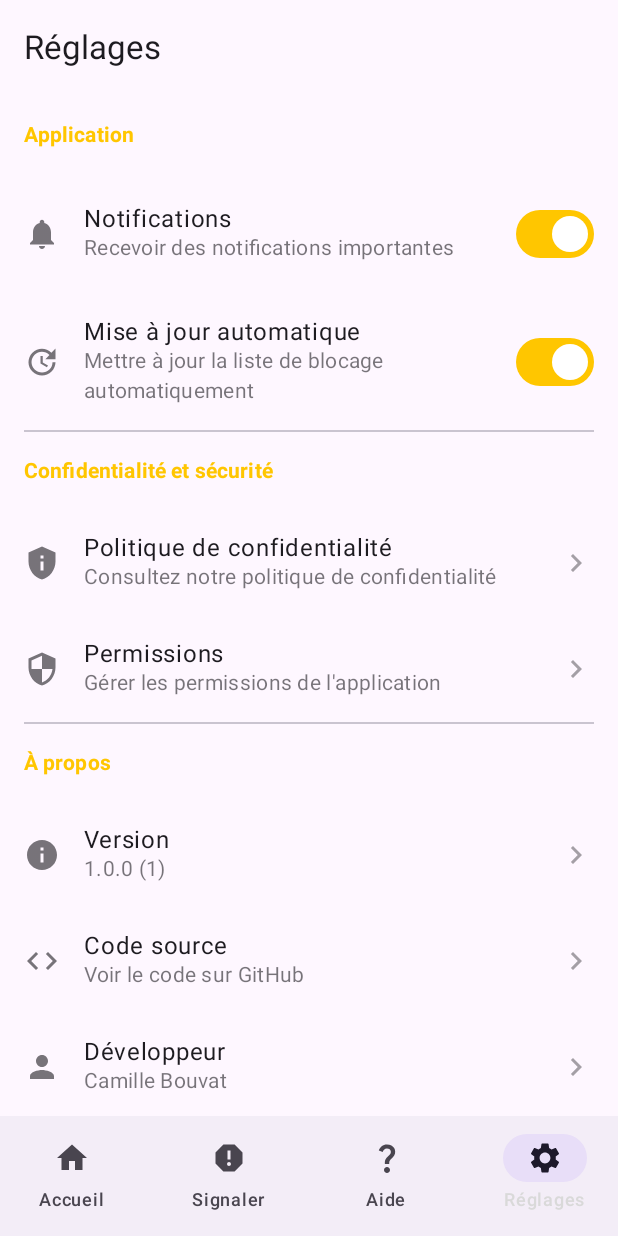
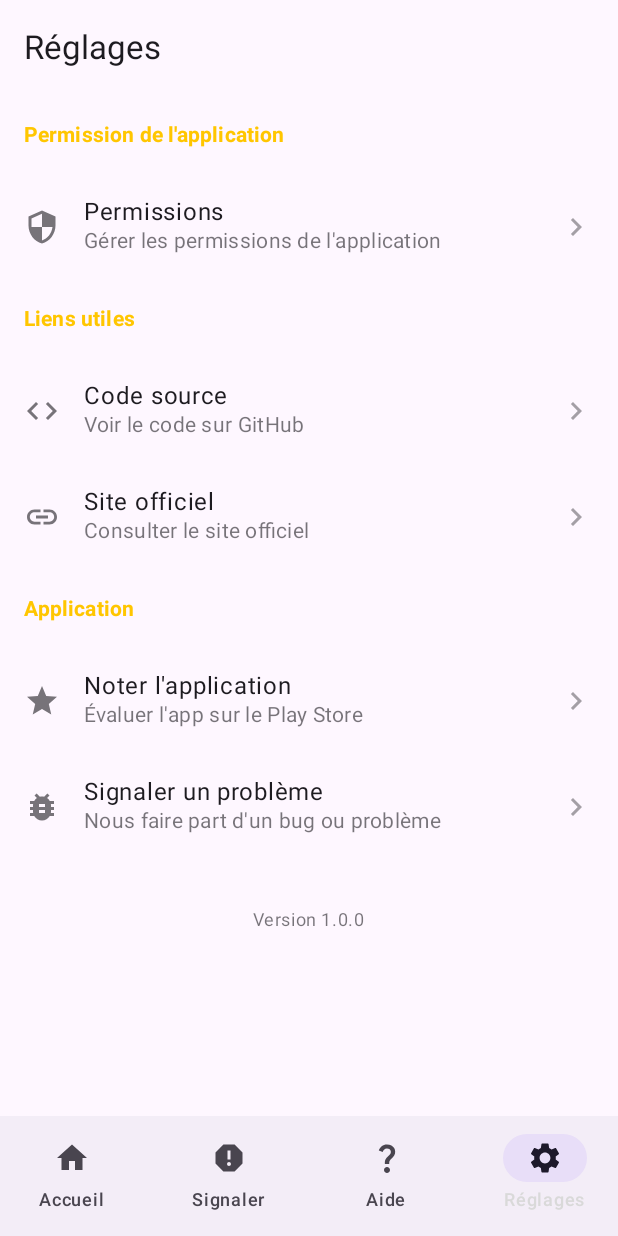
Before and after one commit to cbouvat/saracroche-android, an Android app built with Jetpack Compose: the SettingsScreen screen opened through its navigation route, on a phone screen of 412 x 824 dp. Run offline under Robolectric (Android 15) with nearby library versions, the phone set to English and light mode, and no system bars.

Commit message:
Refactor SettingsScreen update layout structure and improve section organization

```diff
--- a/app/src/main/java/com/cbouvat/android/saracroche/ui/settings/SettingsScreen.kt
+++ b/app/src/main/java/com/cbouvat/android/saracroche/ui/settings/SettingsScreen.kt
@@ -4,26 +4,54 @@ import android.content.Context
 import android.content.Intent
 import android.net.Uri
 import androidx.compose.foundation.clickable
-import androidx.compose.foundation.layout.*
+import androidx.compose.foundation.layout.Box
+import androidx.compose.foundation.layout.Column
+import androidx.compose.foundation.layout.Row
+import androidx.compose.foundation.layout.Spacer
+import androidx.compose.foundation.layout.fillMaxSize
+import androidx.compose.foundation.layout.fillMaxWidth
+import androidx.compose.foundation.layout.height
+import androidx.compose.foundation.layout.padding
+import androidx.compose.foundation.layout.size
+import androidx.compose.foundation.layout.width
 import androidx.compose.foundation.rememberScrollState
 import androidx.compose.foundation.verticalScroll
 import androidx.compose.material.icons.Icons
-import androidx.compose.material.icons.filled.*
-import androidx.compose.material3.*
-import androidx.compose.runtime.*
+import androidx.compose.material.icons.filled.BugReport
+import androidx.compose.material.icons.filled.ChevronRight
+import androidx.compose.material.icons.filled.Code
+import androidx.compose.material.icons.filled.Favorite
+import androidx.compose.material.icons.filled.Info
+import androidx.compose.material.icons.filled.Link
+import androidx.compose.material.icons.filled.Person
+import androidx.compose.material.icons.filled.PrivacyTip
+import androidx.compose.material.icons.filled.Security
+import androidx.compose.material.icons.filled.Star
+import androidx.compose.material3.ExperimentalMaterial3Api
+import androidx.compose.material3.HorizontalDivider
+import androidx.compose.material3.Icon
+import androidx.compose.material3.MaterialTheme
+import androidx.compose.material3.Scaffold
+import androidx.compose.material3.Switch
+import androidx.compose.material3.Text
+import androidx.compose.material3.TopAppBar
+import androidx.compose.runtime.Composable
+import androidx.compose.runtime.getValue
+import androidx.compose.runtime.mutableStateOf
+import androidx.compose.runtime.remember
+import androidx.compose.runtime.setValue
 import androidx.compose.ui.Alignment
 import androidx.compose.ui.Modifier
 import androidx.compose.ui.platform.LocalContext
 import androidx.compose.ui.text.font.FontWeight
 import androidx.compose.ui.unit.dp
+import com.cbouvat.android.saracroche.utils.BlockedNumbersManager
 
 @OptIn(ExperimentalMaterial3Api::class)
 @Composable
 fun SettingsScreen() {
     val scrollState = rememberScrollState()
     val context = LocalContext.current
-  var notificationsEnabled by remember { mutableStateOf(true) }
-  var autoUpdateEnabled by remember { mutableStateOf(true) }
 
     Scaffold(
         topBar = {
@@ -38,39 +66,10 @@ fun SettingsScreen() {
                 .padding(paddingValues)
                 .verticalScroll(scrollState)
         ) {
-      // App Settings Section
+            // Permission Section
             SettingsSection(
-        title = "Application",
+                title = "Permission de l'application",
                 items = listOf(
-          SettingsItem.Switch(
-            title = "Notifications",
-            subtitle = "Recevoir des notifications importantes",
-            icon = Icons.Default.Notifications,
-            checked = notificationsEnabled,
-            onCheckedChange = { notificationsEnabled = it }
-          ),
-          SettingsItem.Switch(
-            title = "Mise à jour automatique",
-            subtitle = "Mettre à jour la liste de blocage automatiquement",
-            icon = Icons.Default.Update,
-            checked = autoUpdateEnabled,
-            onCheckedChange = { autoUpdateEnabled = it }
-          )
-        )
-      )
-
-      Divider(modifier = Modifier.padding(horizontal = 16.dp))
-
-      // Privacy Section
-      SettingsSection(
-        title = "Confidentialité et sécurité",
-        items = listOf(
-          SettingsItem.Action(
-            title = "Politique de confidentialité",
-            subtitle = "Consultez notre politique de confidentialité",
-            icon = Icons.Default.PrivacyTip,
-            onClick = { openPrivacyPolicy(context) }
-          ),
                     SettingsItem.Action(
                         title = "Permissions",
                         subtitle = "Gérer les permissions de l'application",
@@ -80,56 +79,40 @@ fun SettingsScreen() {
                 )
             )
 
-      Divider(modifier = Modifier.padding(horizontal = 16.dp))
-
-      // About Section
+            // Links Section
             SettingsSection(
-        title = "À propos",
+                title = "Liens utiles",
                 items = listOf(
-          SettingsItem.Action(
-            title = "Version",
-            subtitle = "1.0.0 (1)",
-            icon = Icons.Default.Info,
-            onClick = { }
-          ),
                     SettingsItem.Action(
                         title = "Code source",
                         subtitle = "Voir le code sur GitHub",
-            icon = Icons.Default.Code,
+                        icon = Icons.Filled.Code,
                         onClick = { openGitHub(context) }
                     ),
                     SettingsItem.Action(
-            title = "Développeur",
-            subtitle = "Camille Bouvat",
-            icon = Icons.Default.Person,
-            onClick = { openDeveloperContact(context) }
+                        title = "Site officiel",
+                        subtitle = "Consulter le site officiel",
+                        icon = Icons.Filled.Link,
+                        onClick = { openOfficialWebsite(context) }
                     )
                 )
             )
 
-      Divider(modifier = Modifier.padding(horizontal = 16.dp))
-
             // Support Section
             SettingsSection(
-        title = "Support",
+                title = "Application",
                 items = listOf(
+                    SettingsItem.Action(
+                        title = "Noter l'application",
+                        subtitle = "Évaluer l'app sur le Play Store",
+                        icon = Icons.Default.Star,
+                        onClick = { openPlayStore(context) }
+                    ),
                     SettingsItem.Action(
                         title = "Signaler un problème",
                         subtitle = "Nous faire part d'un bug ou problème",
                         icon = Icons.Default.BugReport,
                         onClick = { openBugReport(context) }
-          ),
-          SettingsItem.Action(
-            title = "Évaluer l'application",
-            subtitle = "Noter l'app sur le Play Store",
-            icon = Icons.Default.Star,
-            onClick = { openPlayStore(context) }
-          ),
-          SettingsItem.Action(
-            title = "Faire un don",
-            subtitle = "Soutenir le développement",
-            icon = Icons.Default.Favorite,
-            onClick = { /* TODO: Implement donation */ }
                     )
                 )
             )
@@ -145,13 +128,7 @@ fun SettingsScreen() {
                     horizontalAlignment = Alignment.CenterHorizontally
                 ) {
                     Text(
-            text = "Fait avec ❤️ en France",
-            style = MaterialTheme.typography.bodySmall,
-            color = MaterialTheme.colorScheme.onSurface.copy(alpha = 0.6f)
-          )
-          Spacer(modifier = Modifier.height(4.dp))
-          Text(
-            text = "Application gratuite et open source",
+                        text = "Version 1.0.0",
                         style = MaterialTheme.typography.bodySmall,
                         color = MaterialTheme.colorScheme.onSurface.copy(alpha = 0.6f)
                     )
@@ -186,6 +163,7 @@ fun SettingsSection(
                         onClick = item.onClick
                     )
                 }
+
                 is SettingsItem.Switch -> {
                     SettingsSwitchItem(
                         title = item.title,
@@ -300,16 +278,6 @@ sealed class SettingsItem {
     ) : SettingsItem()
 }
 
-// Helper functions
-private fun openPrivacyPolicy(context: Context) {
-  try {
-    val intent = Intent(Intent.ACTION_VIEW, Uri.parse("https://github.com/cbouvat/saracroche/blob/main/PRIVACY.md"))
-    context.startActivity(intent)
-  } catch (e: Exception) {
-    // Handle error silently
-  }
-}
-
 private fun openAppSettings(context: Context) {
     try {
         val intent = Intent(android.provider.Settings.ACTION_APPLICATION_DETAILS_SETTINGS)
@@ -322,20 +290,16 @@ private fun openAppSettings(context: Context) {
 
 private fun openGitHub(context: Context) {
     try {
-    val intent = Intent(Intent.ACTION_VIEW, Uri.parse("https://github.com/cbouvat/saracroche"))
+        val intent = Intent(Intent.ACTION_VIEW, Uri.parse("https://github.com/cbouvat/saracroche-android"))
         context.startActivity(intent)
     } catch (e: Exception) {
         // Handle error silently
     }
 }
 
-private fun openDeveloperContact(context: Context) {
+private fun openOfficialWebsite(context: Context) {
     try {
-    val intent = Intent(Intent.ACTION_SENDTO).apply {
-      data = Uri.parse("mailto:")
-      putExtra(Intent.EXTRA_EMAIL, arrayOf("saracroche@cbouvat.com"))
-      putExtra(Intent.EXTRA_SUBJECT, "Contact Développeur - Saracroche Android")
-    }
+        val intent = Intent(Intent.ACTION_VIEW, Uri.parse("https://cbouvat.com/saracroche/"))
         context.startActivity(intent)
     } catch (e: Exception) {
         // Handle error silently
@@ -357,11 +321,15 @@ private fun openBugReport(context: Context) {
 
 private fun openPlayStore(context: Context) {
     try {
-    val intent = Intent(Intent.ACTION_VIEW, Uri.parse("market://details?id=${context.packageName}"))
+        val intent =
+            Intent(Intent.ACTION_VIEW, Uri.parse("market://details?id=${context.packageName}"))
         context.startActivity(intent)
     } catch (e: Exception) {
         try {
-      val intent = Intent(Intent.ACTION_VIEW, Uri.parse("https://play.google.com/store/apps/details?id=${context.packageName}"))
+            val intent = Intent(
+                Intent.ACTION_VIEW,
+                Uri.parse("https://play.google.com/store/apps/details?id=${context.packageName}")
+            )
             context.startActivity(intent)
         } catch (e: Exception) {
             // Handle error silently
```
Lines whose indentation alone changed are shown as unchanged.
